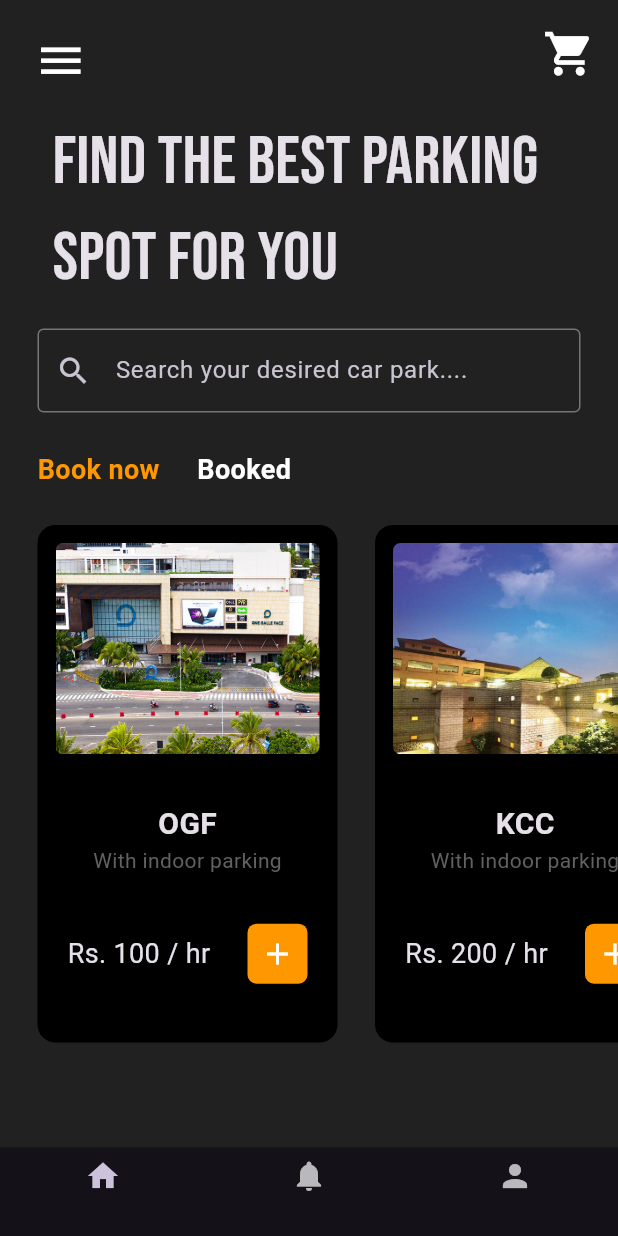
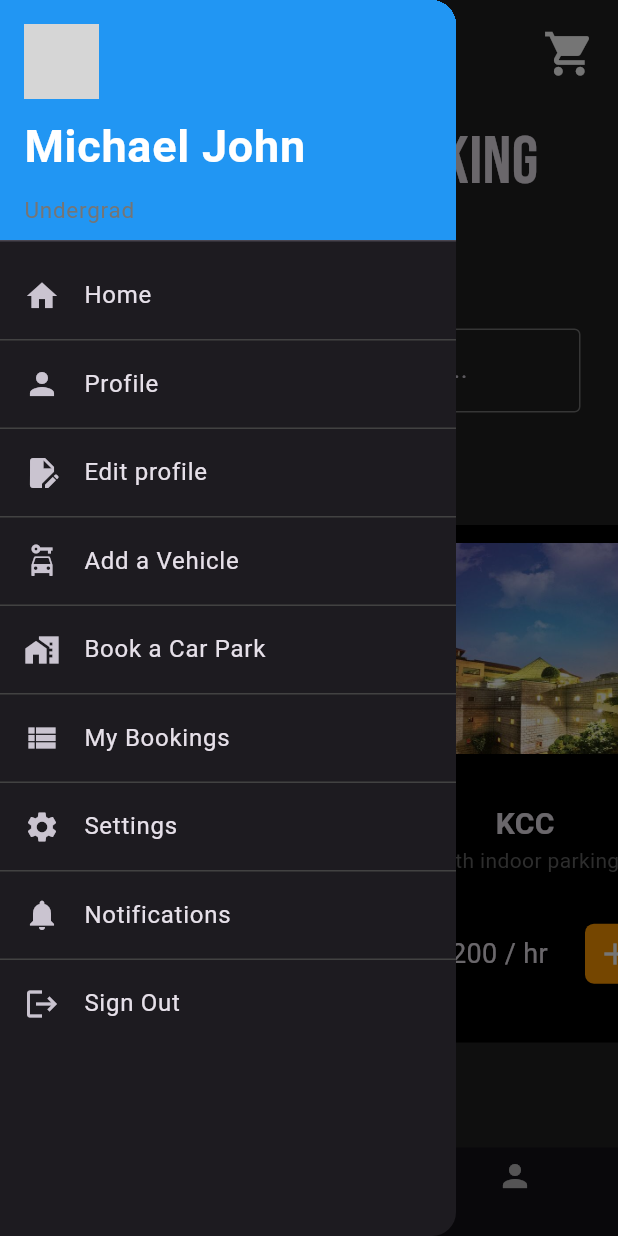
Before and after one commit to DevhanKapuduwa/Parkbuddy-frontend, a Flutter app: the HomePage screen opened directly, with the side drawer open (before the commit the screen has no drawer), on a phone screen of 412 x 824 dp. Run offline on Flutter 3.47's test engine with Material 3 defaults, Android fonts, the light colour scheme and no system bars; our stand-ins replace firebase_auth, firebase_core, google_fonts, line_awesome_flutter, lottie, rive; accounts and stored records are empty; project files that could hold a hidden picture were left out; grey boxes are pictures that could not be loaded.

Commit message:
sidebar, rearrangements

```diff
--- a/Parkbuddy/lib/Pages/homepage.dart
+++ b/Parkbuddy/lib/Pages/homepage.dart
@@ -5,12 +5,10 @@ import 'package:plz/Pages/cart_page.dart';
 import 'package:plz/Pages/park_details.dart';
 import 'package:plz/Pages/profile.dart';
 import 'package:plz/Pages/shop.dart';
-import 'package:plz/Pages/side_menu.dart';
-import 'package:plz/Pages/signin.dart';
+import 'package:plz/components/avatar_card.dart';
 import 'package:plz/components/park_tile.dart';
 import 'package:plz/components/park_type.dart';
 import 'package:provider/provider.dart';
-
 import 'notifications.dart';
 
 class HomePage extends StatefulWidget {
@@ -42,7 +40,8 @@ class _HomePageState extends State<HomePage> {
   void initState() {
     super.initState();
     // Initialize the displayedParks list here
-    displayedParks = [];
+    final shop = context.read<Shop>();
+    displayedParks = shop.bookNowParks;
   }
 
   // User tap on park types
@@ -68,29 +67,23 @@ class _HomePageState extends State<HomePage> {
 
   @override
   Widget build(BuildContext context) {
-    final shop = context.read<Shop>();
-    final bookNowParks = shop.bookNowParks;
-
-    // Initialize displayedParks in build method as well
-    if (displayedParks.isEmpty) {
-      displayedParks = bookNowParks;
-    }
-
     return Scaffold(
       backgroundColor: Colors.grey[900],
 
       appBar: AppBar(
         elevation: 0,
         backgroundColor: Colors.transparent,
-        leading: Padding(
-          padding: const EdgeInsets.only(left: 15.0, top: 15),
-          child: IconButton(
-            icon: Icon(Icons.menu, size: 35, color: Colors.white),
-            onPressed: () => Navigator.push(
-                context, MaterialPageRoute(builder: (context) => SideMenu())),
-          ),
+        // Use the default drawer icon
+        leading: Builder(
+          builder: (context) {
+            return IconButton(
+              icon: Icon(Icons.menu, size: 35, color: Colors.white),
+              onPressed: () {
+                Scaffold.of(context).openDrawer();
+              },
+            );
+          },
         ),
-
         actions: [
           IconButton(
             onPressed: () => Navigator.push(
@@ -104,6 +97,115 @@ class _HomePageState extends State<HomePage> {
           )
         ],
       ),
+
+      drawer: Drawer(
+        child: ListView(
+          padding: EdgeInsets.zero,
+          children: <Widget>[
+            DrawerHeader(
+              decoration: BoxDecoration(
+                color: Colors.blue,
+              ),
+              child: AvatarCard(),
+
+              // Text(
+              //   'Drawer Header',
+              //   style: TextStyle(
+              //     color: Colors.white,
+              //     fontSize: 24,
+              //   ),
+              // ),
+            ),
+
+
+            ListTile(
+              leading: Icon(Icons.home),
+              title: Text('Home'),
+              onTap: () {
+                Navigator.of(context).pop();  // Close the drawer
+                Navigator.of(context).pushReplacementNamed('/');
+              },
+            ),
+            Divider(height: 3,color: Colors.grey.shade800,),
+            ListTile(
+              leading: Icon(Icons.person),
+              title: Text('Profile'),
+              onTap: () {
+                Navigator.of(context).pop();  // Close the drawer
+                Navigator.of(context).pushNamed('/page1');
+              },
+            ),
+            Divider(height: 3,color: Colors.grey.shade800,),
+            ListTile(
+              leading: Icon(Icons.edit_document),
+              title: Text('Edit profile'),
+              onTap: () {
+                Navigator.of(context).pop();  // Close the drawer
+                Navigator.of(context).pushNamed('/page2');
+              },
+            ),
+            Divider(height: 3,color: Colors.grey.shade800,),
+            ListTile(
+              leading: Icon(Icons.car_rental),
+              title: Text('Add a Vehicle'),
+              onTap: () {
+                Navigator.of(context).pop();  // Close the drawer
+                Navigator.of(context).pushNamed('/page2');
+              },
+            ),
+            Divider(height: 3,color: Colors.grey.shade800,),
+            ListTile(
+              leading: Icon(Icons.home_work),
+              title: Text('Book a Car Park'),
+              onTap: () {
+                Navigator.of(context).pop();  // Close the drawer
+                Navigator.of(context).pushNamed('/page2');
+              },
+            ),
+            Divider(height: 3,color: Colors.grey.shade800,),
+            ListTile(
+              leading: Icon(Icons.view_list),
+              title: Text('My Bookings'),
+              onTap: () {
+                Navigator.of(context).pop();  // Close the drawer
+                Navigator.of(context).pushNamed('/page2');
+              },
+            ),
+            Divider(height: 3,color: Colors.grey.shade800,),
+            ListTile(
+              leading: Icon(Icons.settings),
+              title: Text('Settings'),
+              onTap: () {
+                Navigator.of(context).pop();  // Close the drawer
+                Navigator.of(context).pushNamed('/page2');
+              },
+            ),
+            Divider(height: 3,color: Colors.grey.shade800,),
+            ListTile(
+              leading: Icon(Icons.notifications),
+              title: Text('Notifications'),
+              onTap: () {
+                Navigator.of(context).pop();  // Close the drawer
+                Navigator.of(context).pushNamed('/page2');
+              },
+            ),
+            Divider(height: 3,color: Colors.grey.shade800,),
+            ListTile(
+              leading: Icon(Icons.logout),
+              title: Text('Sign Out'),
+              onTap: () {
+                Navigator.of(context).pop();  // Close the drawer
+                Navigator.of(context).pushNamed('/page2');
+              },
+            ),
+
+
+
+
+          ],
+        ),
+      ),
+
       bottomNavigationBar: BottomNavigationBar(
         items: [
           BottomNavigationBarItem(
@@ -127,7 +229,6 @@ class _HomePageState extends State<HomePage> {
                 child: Icon(Icons.person)),
             label: '',
           ),
-
         ],
       ),
       body: Column(
--- a/Parkbuddy/lib/components/avatar_card.dart
+++ b/Parkbuddy/lib/components/avatar_card.dart
@@ -8,18 +8,24 @@ class AvatarCard extends StatelessWidget {
 
   @override
   Widget build(BuildContext context) {
-    return Row(
-      children: [
-        Image.asset(
-          "lib/images/profilepic.jpg",
-          width: 80,
-          height: 80,
-        ),
-        const SizedBox(width: 10),
-        Column(
+    return Column(
+      // children: [
+      //   Image.asset(
+      //     "lib/images/profilepic.jpg",
+      //     width: 80,
+      //     height: 80,
+      //   ),
+        //const SizedBox(width: 10),
+        //Column(
           crossAxisAlignment: CrossAxisAlignment.start,
           mainAxisAlignment: MainAxisAlignment.spaceBetween,
           children: [
+            Image.asset(
+              "lib/images/profilepic.jpg",
+              width: 50,
+              height: 50,
+            ),
+
             const Text(
               "Michael John",
               style: TextStyle(
@@ -35,9 +41,10 @@ class AvatarCard extends StatelessWidget {
                 color: Colors.grey.shade600,
               ),
             )
-          ],
-        )
-      ],
+        //   ],
+        // ),
+    ],
     );
+    //);
   }
 }
```
Also changed, not shown: Parkbuddy/lib/Pages/onboarding.dart (+35 -34 lines), Parkbuddy/lib/Pages/welcome.dart (+27 -7 lines).
